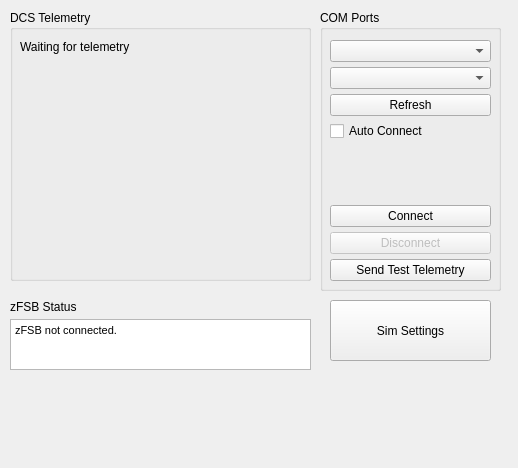
Qt form zTelem.ui (zinjguo/zTelem) before a commit.
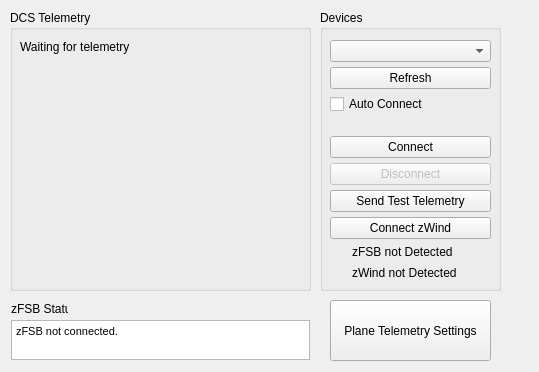
The same form after that commit.

Commit message: new file:   addPlane.ui 	modified:   db.py 	new file:   dll/hidapi.dll 	new file:   gethid.py 	new file:   hid.py 	new file:   hid_test.py 	modified:   main.py 	new file:   planeSettings.ui 	modified:   serialHandler.py 	deleted:    settingsmanager.py 	deleted:    settingswindow.py 	modified:   telemManager.py 	new file:   ui_addPlaneDialog.py 	new file:   ui_addPlanes.py 	new file:   ui_planeSettings.py 	modified:   utils.py 	new file:   zHID.py 	modified:   zTelem.ui

What changed in the file:
```diff
--- a/zTelem.ui
+++ b/zTelem.ui
@@ -6,8 +6,8 @@
    <rect>
     <x>0</x>
     <y>0</y>
-    <width>518</width>
-    <height>468</height>
+    <width>539</width>
+    <height>372</height>
    </rect>
   </property>
   <property name="sizePolicy">
@@ -48,7 +48,7 @@
      </size>
     </property>
     <property name="title">
-     <string>COM Ports</string>
+     <string>Devices</string>
     </property>
     <widget class="QWidget" name="horizontalLayoutWidget">
      <property name="geometry">
@@ -66,9 +66,6 @@
       <item>
        <widget class="QComboBox" name="comSelect"/>
       </item>
-      <item>
-       <widget class="QComboBox" name="comSelectWind"/>
-      </item>
       <item>
        <widget class="QPushButton" name="refreshComBtn">
         <property name="sizePolicy">
@@ -126,6 +123,91 @@
         </property>
        </widget>
       </item>
+      <item>
+       <widget class="QPushButton" name="connectWindBtn">
+        <property name="text">
+         <string>Connect zWind</string>
+        </property>
+       </widget>
+      </item>
+      <item>
+       <layout class="QHBoxLayout" name="horizontalLayout_2">
+        <property name="spacing">
+         <number>6</number>
+        </property>
+        <item>
+         <widget class="QLabel" name="fsbEnableIcon">
+          <property name="sizePolicy">
+           <sizepolicy hsizetype="Fixed" vsizetype="Preferred">
+            <horstretch>0</horstretch>
+            <verstretch>0</verstretch>
+           </sizepolicy>
+          </property>
+          <property name="minimumSize">
+           <size>
+            <width>16</width>
+            <height>16</height>
+           </size>
+          </property>
+          <property name="text">
+           <string/>
+          </property>
+         </widget>
+        </item>
+        <item>
+         <widget class="QLabel" name="fsbEnableLabel">
+          <property name="sizePolicy">
+           <sizepolicy hsizetype="Minimum" vsizetype="Preferred">
+            <horstretch>0</horstretch>
+            <verstretch>0</verstretch>
+           </sizepolicy>
+          </property>
+          <property name="text">
+           <string>zFSB not Detected</string>
+          </property>
+         </widget>
+        </item>
+       </layout>
+      </item>
+      <item>
+       <layout class="QHBoxLayout" name="horizontalLayout">
+        <property name="spacing">
+         <number>6</number>
+        </property>
+        <item>
+         <widget class="QLabel" name="windEnableIcon">
+          <property name="sizePolicy">
+           <sizepolicy hsizetype="Fixed" vsizetype="Preferred">
+            <horstretch>0</horstretch>
+            <verstretch>0</verstretch>
+           </sizepolicy>
+          </property>
+          <property name="minimumSize">
+           <size>
+            <width>16</width>
+            <height>16</height>
+           </size>
+          </property>
+          <property name="text">
+           <string/>
+          </property>
+         </widget>
+        </item>
+        <item>
+         <widget class="QLabel" name="windEnableLabel">
+          <property name="sizePolicy">
+           <sizepolicy hsizetype="Minimum" vsizetype="Preferred">
+            <horstretch>0</horstretch>
+            <verstretch>0</verstretch>
+           </sizepolicy>
+          </property>
+          <property name="text">
+           <string>zWind not Detected</string>
+          </property>
+         </widget>
+        </item>
+       </layout>
+      </item>
      </layout>
     </widget>
    </widget>
@@ -135,7 +217,7 @@
       <x>10</x>
       <y>10</y>
       <width>301</width>
-      <height>271</height>
+      <height>281</height>
      </rect>
     </property>
     <property name="title">
@@ -147,7 +229,7 @@
        <x>10</x>
        <y>30</y>
        <width>281</width>
-       <height>231</height>
+       <height>241</height>
       </rect>
      </property>
      <property name="sizePolicy">
@@ -164,28 +246,41 @@
      </property>
     </widget>
    </widget>
-   <widget class="QWidget" name="verticalLayoutWidget_2">
+   <widget class="QPushButton" name="planeSettingsBtn">
     <property name="geometry">
      <rect>
-      <x>10</x>
+      <x>330</x>
       <y>300</y>
-      <width>301</width>
-      <height>70</height>
+      <width>161</width>
+      <height>61</height>
      </rect>
     </property>
-    <layout class="QVBoxLayout" name="verticalLayout_2">
-     <property name="spacing">
-      <number>5</number>
-     </property>
-     <item>
+    <property name="text">
+     <string>Plane Telemetry Settings</string>
+    </property>
+   </widget>
       <widget class="QLabel" name="label_2">
+    <property name="geometry">
+     <rect>
+      <x>11</x>
+      <y>301</y>
+      <width>57</width>
+      <height>16</height>
+     </rect>
+    </property>
        <property name="text">
         <string>zFSB Status</string>
        </property>
       </widget>
-     </item>
-     <item>
       <widget class="QTextBrowser" name="status">
+    <property name="geometry">
+     <rect>
+      <x>11</x>
+      <y>320</y>
+      <width>299</width>
+      <height>40</height>
+     </rect>
+    </property>
        <property name="maximumSize">
         <size>
          <width>640</width>
@@ -202,29 +297,10 @@
        </property>
        <property name="html">
         <string>&lt;!DOCTYPE HTML PUBLIC &quot;-//W3C//DTD HTML 4.0//EN&quot; &quot;http://www.w3.org/TR/REC-html40/strict.dtd&quot;&gt;
-&lt;html&gt;&lt;head&gt;&lt;meta name=&quot;qrichtext&quot; content=&quot;1&quot; /&gt;&lt;meta charset=&quot;utf-8&quot; /&gt;&lt;style type=&quot;text/css&quot;&gt;
+&lt;html&gt;&lt;head&gt;&lt;meta name=&quot;qrichtext&quot; content=&quot;1&quot; /&gt;&lt;style type=&quot;text/css&quot;&gt;
 p, li { white-space: pre-wrap; }
-hr { height: 1px; border-width: 0; }
-li.unchecked::marker { content: &quot;\2610&quot;; }
-li.checked::marker { content: &quot;\2612&quot;; }
-&lt;/style&gt;&lt;/head&gt;&lt;body style=&quot; font-family:'Segoe UI'; font-size:6pt; font-weight:400; font-style:normal;&quot;&gt;
+&lt;/style&gt;&lt;/head&gt;&lt;body style=&quot; font-family:'MS Shell Dlg 2'; font-size:6pt; font-weight:400; font-style:normal;&quot;&gt;
 &lt;p style=&quot; margin-top:0px; margin-bottom:0px; margin-left:0px; margin-right:0px; -qt-block-indent:0; text-indent:0px;&quot;&gt;&lt;span style=&quot; font-family:'.AppleSystemUIFont'; font-size:8pt;&quot;&gt;zFSB not connected.&lt;/span&gt;&lt;/p&gt;&lt;/body&gt;&lt;/html&gt;</string>
-       </property>
-      </widget>
-     </item>
-    </layout>
-   </widget>
-   <widget class="QPushButton" name="simSettingsBtn">
-    <property name="geometry">
-     <rect>
-      <x>330</x>
-      <y>300</y>
-      <width>161</width>
-      <height>61</height>
-     </rect>
-    </property>
-    <property name="text">
-     <string>Sim Settings</string>
     </property>
    </widget>
   </widget>
```
Left out of the diff: 4 changed lines with no effect on the pictures. Lines whose indentation alone changed are shown as unchanged. The commit also changes 17 other files.
